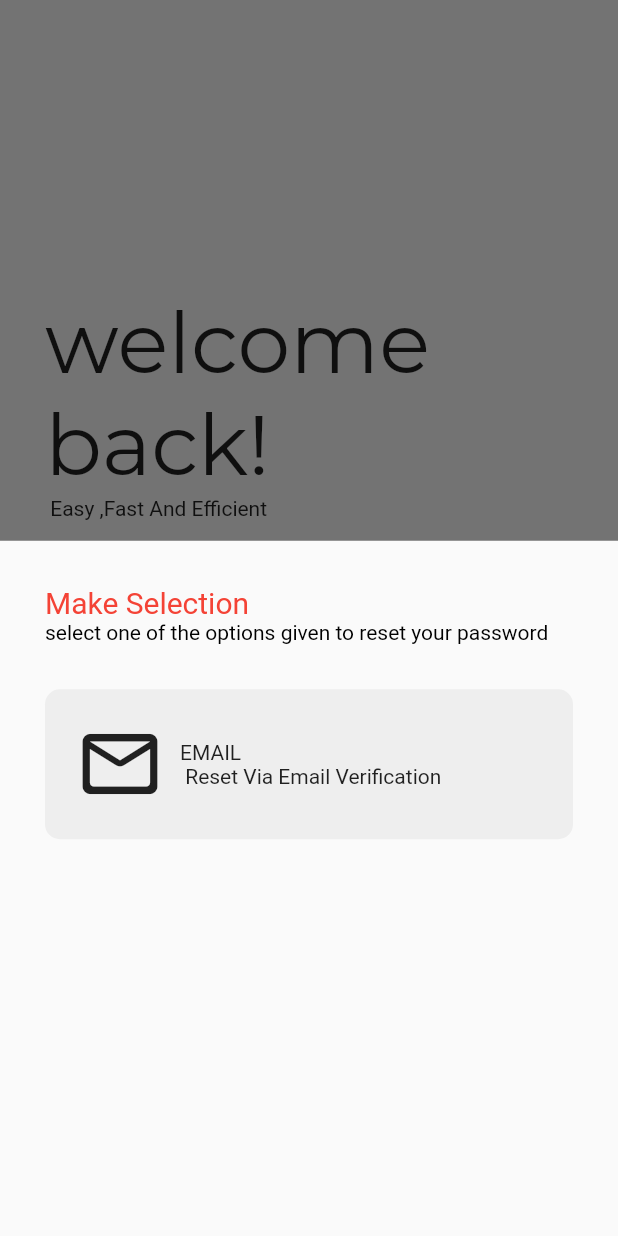
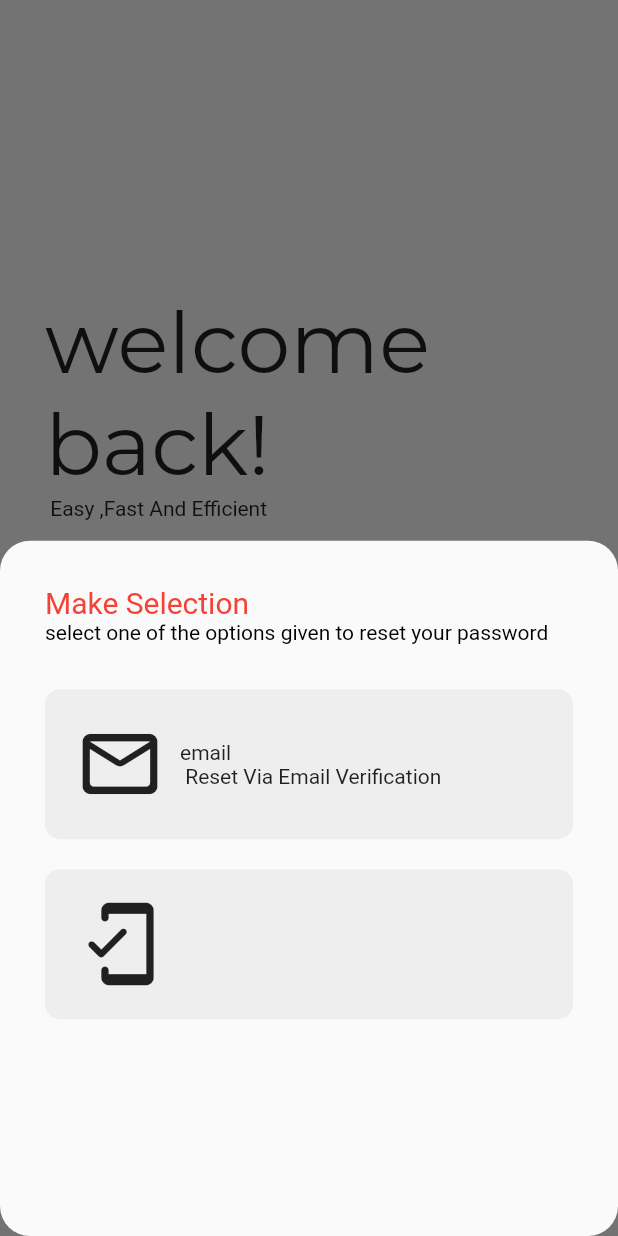
Before and after one commit to habertrogena/LoginUI, a Flutter app: the screen it shows after launch, after a tap on "forget password?", on a phone screen of 412 x 824 dp. Run offline on Flutter 3.47's test engine with Material 2 defaults, Android fonts, the phone set to English and light mode, and no system bars; our stand-ins replace get, google_fonts.

Commit message:
refactored forgot password code

```diff
--- /dev/null
+++ b/lib/src/features/authentication/screens/forget_password/forget_password_mail/forget_password_mail.dart
@@ -0,0 +1,28 @@
+import 'package:flutter/material.dart';
+import 'package:loginui/src/common_widgets/forms/form_header_widget.dart';
+import 'package:loginui/src/constants/sizes.dart';
+import 'package:loginui/src/constants/text_string.dart';
+
+class ForgetPasswordMailScreen extends StatelessWidget {
+  const ForgetPasswordMailScreen({super.key});
+
+  @override
+  Widget build(BuildContext context) {
+    return Scaffold(
+      body: Container(
+        padding: const EdgeInsets.all(tDefaultSize),
+        child: Column(
+          children: const [
+            SizedBox(
+              height: tDefaultSize * 4,
+            ),
+            FormHeaderWidget(
+                image: '',
+                title: tForgetPassword,
+                subTitle: tForgetPasswordSubTitle)
+          ],
+        ),
+      ),
+    );
+  }
+}
--- /dev/null
+++ b/lib/src/features/authentication/screens/forget_password/forget_password_options/forget_password_model_bottom_sheet.dart
@@ -0,0 +1,59 @@
+import 'package:flutter/cupertino.dart';
+import 'package:flutter/material.dart';
+import 'package:loginui/src/features/authentication/screens/forget_password/forget_password_mail/forget_password_mail.dart';
+
+import '../../../../../constants/sizes.dart';
+import '../../../../../constants/text_string.dart';
+import 'forget_password_widget.dart';
+
+class ForgetPasswordScreen {
+  static Future<dynamic> buildShowModalBottomSheet(BuildContext context) {
+    return showModalBottomSheet(
+      context: context,
+      shape: RoundedRectangleBorder(
+        borderRadius: BorderRadius.circular(20.0),
+      ),
+      builder: (context) => Container(
+        padding: const EdgeInsets.all(tDefaultSize),
+        child: Column(
+          crossAxisAlignment: CrossAxisAlignment.start,
+          children: [
+            const Text(
+              tForgetPasswordTitle,
+              style: TextStyle(fontSize: 20, color: Colors.red),
+            ),
+            const Text(
+              tForgetPasswordSubTitle,
+              style: TextStyle(color: Colors.black),
+            ),
+            const SizedBox(
+              height: 30.0,
+            ),
+            ForgetPasswordBtnWidget(
+              btnIcon: Icons.mail_outline_rounded,
+              title: tEmail,
+              subTitle: tResetViaEmail,
+              onTap: () {
+                Navigator.pop(context);
+                Navigator.push(
+                  context,
+                  MaterialPageRoute(
+                      builder: (context) => const ForgetPasswordMailScreen()),
+                );
+              },
+            ),
+            const SizedBox(
+              height: 20.0,
+            ),
+            ForgetPasswordBtnWidget(
+              btnIcon: Icons.mobile_friendly_rounded,
+              title: '',
+              subTitle: '',
+              onTap: () {},
+            ),
+          ],
+        ),
+      ),
+    );
+  }
+}
--- /dev/null
+++ b/lib/src/features/authentication/screens/forget_password/forget_password_options/forget_password_widget.dart
@@ -0,0 +1,48 @@
+import 'package:flutter/material.dart';
+
+class ForgetPasswordBtnWidget extends StatelessWidget {
+  const ForgetPasswordBtnWidget({
+    required this.btnIcon,
+    required this.subTitle,
+    required this.title,
+    required this.onTap,
+    super.key,
+  });
+
+  final IconData btnIcon;
+  final String title, subTitle;
+  final VoidCallback onTap;
+
+  @override
+  Widget build(BuildContext context) {
+    return GestureDetector(
+      onTap: onTap,
+      child: Container(
+        padding: const EdgeInsets.all(20.0),
+        decoration: BoxDecoration(
+            borderRadius: BorderRadius.circular(10.0),
+            color: Colors.grey.shade200),
+        child: Row(
+          children: [
+            Icon(
+              btnIcon,
+              size: 60,
+            ),
+            const SizedBox(
+              width: 10.0,
+            ),
+            Column(
+              crossAxisAlignment: CrossAxisAlignment.start,
+              children: [
+                Text(
+                  title,
+                ),
+                Text(subTitle)
+              ],
+            )
+          ],
+        ),
+      ),
+    );
+  }
+}
--- a/lib/src/features/authentication/screens/login/login_form_widget.dart
+++ b/lib/src/features/authentication/screens/login/login_form_widget.dart
@@ -1,4 +1,5 @@
 import 'package:flutter/material.dart';
+import 'package:loginui/src/features/authentication/screens/forget_password/forget_password_options/forget_password_model_bottom_sheet.dart';
 
 import '../../../../constants/sizes.dart';
 import '../../../../constants/text_string.dart';
@@ -47,58 +48,7 @@ class LoginForm extends StatelessWidget {
               alignment: Alignment.centerRight,
               child: TextButton(
                 onPressed: () {
-                  showModalBottomSheet(
-                    context: context,
-                    builder: (context) => Container(
-                      padding: const EdgeInsets.all(tDefaultSize),
-                      child: Column(
-                        crossAxisAlignment: CrossAxisAlignment.start,
-                        children: [
-                          const Text(
-                            tForgetPasswordTitle,
-                            style: TextStyle(fontSize: 20, color: Colors.red),
-                          ),
-                          const Text(
-                            tForgetPasswordSubTitle,
-                            style: TextStyle(color: Colors.black),
-                          ),
-                          const SizedBox(
-                            height: 30.0,
-                          ),
-                          GestureDetector(
-                            onTap: () {},
-                            child: Container(
-                              padding: const EdgeInsets.all(20.0),
-                              decoration: BoxDecoration(
-                                  borderRadius: BorderRadius.circular(10.0),
-                                  color: Colors.grey.shade200),
-                              child: Row(
-                                children: [
-                                  const Icon(
-                                    Icons.mail_outline_rounded,
-                                    size: 60,
-                                  ),
-                                  const SizedBox(
-                                    width: 10.0,
-                                  ),
-                                  Column(
-                                    crossAxisAlignment:
-                                        CrossAxisAlignment.start,
-                                    children: [
-                                      Text(
-                                        tEmail.toUpperCase(),
-                                      ),
-                                      const Text(tResetViaEmail)
-                                    ],
-                                  )
-                                ],
-                              ),
-                            ),
-                          )
-                        ],
-                      ),
-                    ),
-                  );
+                  ForgetPasswordScreen.buildShowModalBottomSheet(context);
                 },
                 child: const Text(
                   tForgetPassword,
```
